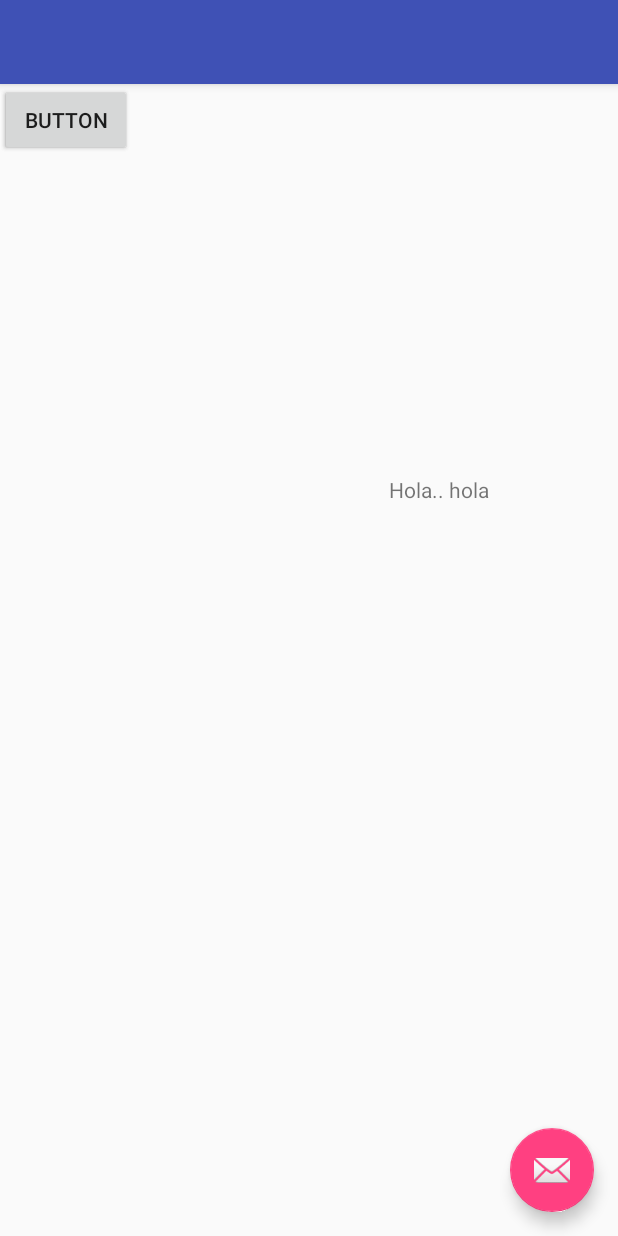
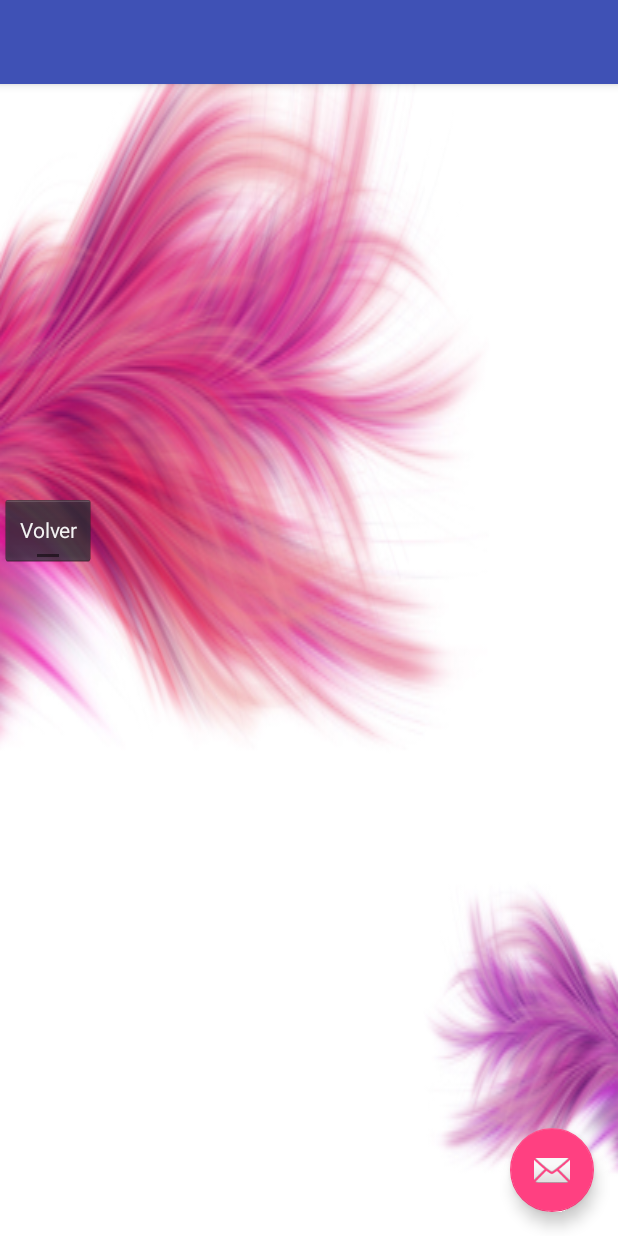
Before and after one commit to LibnySimey/CicysApp, an Android app: the layout activity_main2.xml on its own in the app's theme, with its tools: preview values and no code run, on a phone screen of 412 x 824 dp. Run offline under Robolectric (Android 15) with nearby library versions, the phone set to English and light mode, and no system bars.

Commit message:
Ciertas modificaciones: Llamar otra ventana, poner icono, fondo.

```diff
--- a/app/src/main/AndroidManifest.xml
+++ b/app/src/main/AndroidManifest.xml
@@ -19,6 +19,10 @@
                 <category android:name="android.intent.category.LAUNCHER" />
             </intent-filter>
         </activity>
+        <activity
+            android:name=".Main2Activity"
+            android:label="@string/title_activity_main2"
+            android:theme="@style/AppTheme.NoActionBar"></activity>
     </application>
 
 </manifest>
--- a/app/src/main/res/layout/activity_main.xml
+++ b/app/src/main/res/layout/activity_main2.xml
@@ -4,7 +4,7 @@
     xmlns:tools="http://schemas.android.com/tools"
     android:layout_width="match_parent"
     android:layout_height="match_parent"
-    tools:context="com.example.simey.cicysapp.MainActivity">
+    tools:context="com.example.simey.cicysapp.Main2Activity">
 
     <android.support.design.widget.AppBarLayout
         android:layout_width="match_parent"
@@ -20,7 +20,7 @@
 
     </android.support.design.widget.AppBarLayout>
 
-    <include layout="@layout/content_main" />
+    <include layout="@layout/content_main2" />
 
     <android.support.design.widget.FloatingActionButton
         android:id="@+id/fab"
--- a/app/src/main/res/layout/content_main.xml
+++ b/app/src/main/res/layout/content_main.xml
@@ -6,34 +6,45 @@
     android:layout_height="match_parent"
     app:layout_behavior="@string/appbar_scrolling_view_behavior"
     tools:context="com.example.simey.cicysapp.MainActivity"
-    tools:showIn="@layout/activity_main">
+    tools:showIn="@layout/activity_main"
+    android:background="@mipmap/fondo">
 
     <Button
+        android:id="@+id/boton"
+        style="@style/Widget.AppCompat.Button.Borderless.Colored"
+        android:layout_width="93dp"
+        android:layout_height="48dp"
+        android:elevation="12dp"
+        android:text="aceptar"
+        android:visibility="visible"
+        tools:ignore="HardcodedText,MissingConstraints,RtlHardcoded"
+        tools:targetApi="lollipop"
+        app:layout_constraintTop_toTopOf="parent"
+        android:layout_marginTop="331dp"
+        app:layout_constraintLeft_toRightOf="@+id/boton2"
+        android:layout_marginLeft="103dp" />
+
+    <TextView
+        android:id="@+id/text1"
         android:layout_width="wrap_content"
         android:layout_height="wrap_content"
-        android:text="aceptar"
-
-        tools:ignore="HardcodedText" />
-
-    <TextView
-        android:layout_width="wrap_content"
-        android:layout_height="wrap_content"
-        android:text="Hola.. hola"
+        android:text=""
         app:layout_constraintBottom_toBottomOf="parent"
         app:layout_constraintLeft_toLeftOf="parent"
         app:layout_constraintRight_toRightOf="parent"
         app:layout_constraintTop_toTopOf="parent"
         tools:ignore="HardcodedText"
-        app:layout_constraintHorizontal_bias="0.751"
-        app:layout_constraintVertical_bias="0.348" />
+        app:layout_constraintVertical_bias="0.864" />
 
     <Button
-        android:id="@+id/button"
-        android:layout_width="wrap_content"
-        android:layout_height="wrap_content"
-        android:text="Button"
-        tools:layout_editor_absoluteX="99dp"
-        tools:layout_editor_absoluteY="244dp"
-        tools:ignore="HardcodedText,MissingConstraints" />
+        android:id="@+id/boton2"
+        style="@style/Widget.AppCompat.Button.Colored"
+        android:layout_width="102dp"
+        android:layout_height="43dp"
+        android:text="Hola"
+        tools:ignore="HardcodedText,MissingConstraints"
+        tools:layout_editor_absoluteX="44dp"
+        app:layout_constraintTop_toTopOf="parent"
+        android:layout_marginTop="336dp" />
 
 </android.support.constraint.ConstraintLayout>
--- /dev/null
+++ b/app/src/main/res/layout/content_main2.xml
@@ -0,0 +1,23 @@
+<?xml version="1.0" encoding="utf-8"?>
+<android.support.constraint.ConstraintLayout xmlns:android="http://schemas.android.com/apk/res/android"
+    xmlns:app="http://schemas.android.com/apk/res-auto"
+    xmlns:tools="http://schemas.android.com/tools"
+    android:layout_width="match_parent"
+    android:layout_height="match_parent"
+    app:layout_behavior="@string/appbar_scrolling_view_behavior"
+    tools:context="com.example.simey.cicysapp.Main2Activity"
+    tools:showIn="@layout/activity_main2"
+    android:background="@mipmap/fondo">
+
+    <Button
+        android:id="@+id/boton3"
+        style="@android:style/Widget.Holo.Button.Toggle"
+        android:layout_width="wrap_content"
+        android:layout_height="wrap_content"
+        android:text="Volver"
+        android:visibility="visible"
+        tools:layout_editor_absoluteX="144dp"
+        app:layout_constraintTop_toTopOf="parent"
+        android:layout_marginTop="273dp"
+        tools:ignore="HardcodedText,MissingConstraints" />
+</android.support.constraint.ConstraintLayout>
--- a/app/src/main/res/values/strings.xml
+++ b/app/src/main/res/values/strings.xml
@@ -2,4 +2,5 @@
     <string name="app_name">CicysApp</string>
     <string name="action_settings">Settings</string>
     <string name="Hola..">Hola Gerardo</string>
+    <string name="title_activity_main2">Main2Activity</string>
 </resources>
```
Also changed, not shown: app/src/main/java/com/example/simey/cicysapp/Main2Activity.java (added, +41 -0 lines), app/src/main/java/com/example/simey/cicysapp/MainActivity.java (+31 -4 lines), app/src/main/ic_launcher-web.png (added), app/src/main/res/fondo.jpg (added), app/src/main/res/mipmap-hdpi/ic_launcher.png, app/src/main/res/mipmap-mdpi/ic_launcher.png, app/src/main/res/mipmap-xhdpi/ic_launcher.png, app/src/main/res/mipmap-xxhdpi/ic_launcher.png, app/src/main/res/mipmap-xxxhdpi/fondo.jpg (added), app/src/main/res/mipmap-xxxhdpi/ic_launcher.png.
